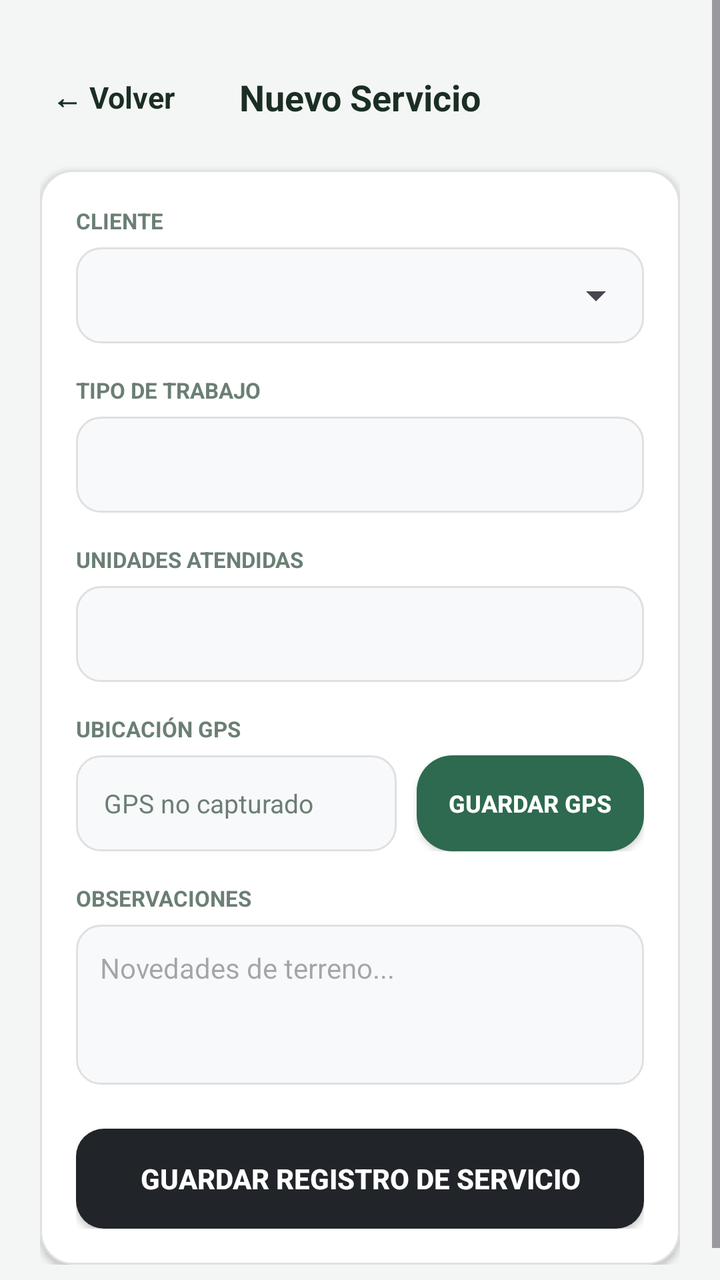
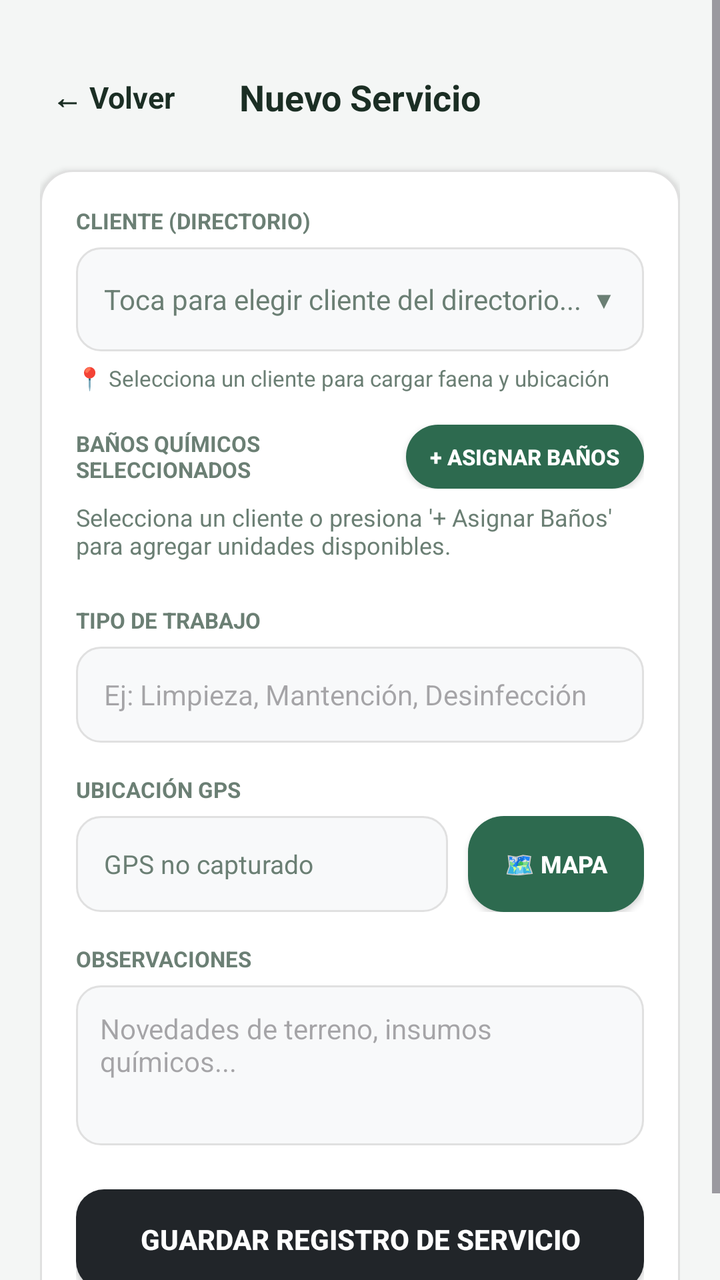

Before-and-after screenshots of an Android layout around one commit, followed by the original layout XML and the change that was made.
<!-- AndroidManifest.xml: application theme Theme.DesiertoTarapaca -->
<!-- res/layout/activity_registrar_servicio.xml -->
<?xml version="1.0" encoding="utf-8"?>
<ScrollView xmlns:android="http://schemas.android.com/apk/res/android"
    android:layout_width="match_parent"
    android:layout_height="match_parent"
    android:background="#F4F6F5"
    android:fillViewport="true">

    <LinearLayout
        android:layout_width="match_parent"
        android:layout_height="wrap_content"
        android:orientation="vertical"
        android:paddingHorizontal="20dp"
        android:paddingTop="32dp"
        android:paddingBottom="24dp">

        <RelativeLayout
            android:layout_width="match_parent"
            android:layout_height="wrap_content"
            android:layout_marginBottom="20dp">

            <TextView
                android:id="@+id/btnVolverRegistro"
                android:layout_width="wrap_content"
                android:layout_height="wrap_content"
                android:layout_alignParentStart="true"
                android:layout_centerVertical="true"
                android:padding="6dp"
                android:text="← Volver"
                android:textColor="@color/text_main"
                android:textSize="15sp"
                android:textStyle="bold" />

            <TextView
                android:layout_width="wrap_content"
                android:layout_height="wrap_content"
                android:layout_centerInParent="true"
                android:text="Nuevo Servicio"
                android:textColor="@color/text_main"
                android:textSize="18sp"
                android:textStyle="bold" />
        </RelativeLayout>

        <LinearLayout
            android:layout_width="match_parent"
            android:layout_height="wrap_content"
            android:background="@drawable/bg_white_card"
            android:elevation="2dp"
            android:orientation="vertical"
            android:padding="18dp">

            <TextView
                android:layout_width="wrap_content"
                android:layout_height="wrap_content"
                android:text="CLIENTE"
                android:textColor="@color/text_muted"
                android:textSize="11sp"
                android:textStyle="bold" />

            <FrameLayout
                android:layout_width="match_parent"
                android:layout_height="48dp"
                android:layout_marginTop="6dp"
                android:background="@drawable/bg_input_field">

                <Spinner
                    android:id="@+id/spnClienteServicio"
                    android:layout_width="match_parent"
                    android:layout_height="match_parent"
                    android:paddingHorizontal="8dp"
                    android:spinnerMode="dropdown" />
            </FrameLayout>

            <TextView
                android:layout_width="wrap_content"
                android:layout_height="wrap_content"
                android:layout_marginTop="16dp"
                android:text="TIPO DE TRABAJO"
                android:textColor="@color/text_muted"
                android:textSize="11sp"
                android:textStyle="bold" />

            <EditText
                android:id="@+id/etTipoTrabajo"
                android:layout_width="match_parent"
                android:layout_height="48dp"
                android:layout_marginTop="6dp"
                android:background="@drawable/bg_input_field"
                android:paddingHorizontal="14dp"
                android:textColor="@color/text_main"
                android:textSize="14sp" />

            <TextView
                android:layout_width="wrap_content"
                android:layout_height="wrap_content"
                android:layout_marginTop="16dp"
                android:text="UNIDADES ATENDIDAS"
                android:textColor="@color/text_muted"
                android:textSize="11sp"
                android:textStyle="bold" />

            <EditText
                android:id="@+id/etUnidadesAtendidas"
                android:layout_width="match_parent"
                android:layout_height="48dp"
                android:layout_marginTop="6dp"
                android:background="@drawable/bg_input_field"
                android:inputType="number"
                android:paddingHorizontal="14dp"
                android:textColor="@color/text_main"
                android:textSize="14sp" />

            <TextView
                android:layout_width="wrap_content"
                android:layout_height="wrap_content"
                android:layout_marginTop="16dp"
                android:text="UBICACIÓN GPS"
                android:textColor="@color/text_muted"
                android:textSize="11sp"
                android:textStyle="bold" />

            <LinearLayout
                android:layout_width="match_parent"
                android:layout_height="wrap_content"
                android:layout_marginTop="6dp"
                android:gravity="center_vertical"
                android:orientation="horizontal">

                <TextView
                    android:id="@+id/tvCoordenadasGps"
                    android:layout_width="0dp"
                    android:layout_height="48dp"
                    android:layout_weight="1"
                    android:background="@drawable/bg_input_field"
                    android:gravity="center_vertical"
                    android:paddingHorizontal="14dp"
                    android:text="GPS no capturado"
                    android:textColor="@color/text_muted"
                    android:textSize="13sp" />

                <androidx.appcompat.widget.AppCompatButton
                    android:id="@+id/btnCapturarGps"
                    android:layout_width="wrap_content"
                    android:layout_height="48dp"
                    android:layout_marginStart="10dp"
                    android:background="@drawable/bg_green_tile"
                    android:paddingHorizontal="16dp"
                    android:text="Guardar GPS"
                    android:textColor="@color/text_light"
                    android:textSize="12sp"
                    android:textStyle="bold" />
            </LinearLayout>

            <TextView
                android:layout_width="wrap_content"
                android:layout_height="wrap_content"
                android:layout_marginTop="16dp"
                android:text="OBSERVACIONES"
                android:textColor="@color/text_muted"
                android:textSize="11sp"
                android:textStyle="bold" />

            <EditText
                android:id="@+id/etObservaciones"
                android:layout_width="match_parent"
                android:layout_height="80dp"
                android:layout_marginTop="6dp"
                android:background="@drawable/bg_input_field"
                android:gravity="top|start"
                android:hint="Novedades de terreno..."
                android:padding="12dp"
                android:textColor="@color/text_main"
                android:textSize="14sp" />

            <androidx.appcompat.widget.AppCompatButton
                android:id="@+id/btnGuardarServicio"
                android:layout_width="match_parent"
                android:layout_height="50dp"
                android:layout_marginTop="22dp"
                android:background="@drawable/bg_btn_finalizar"
                android:text="Guardar Registro de Servicio"
                android:textColor="@color/text_light"
                android:textSize="14sp"
                android:textStyle="bold" />
        </LinearLayout>

    </LinearLayout>
</ScrollView>
<!-- resources referenced by this layout -->
<resources>
  <color name="text_light">#FFFFFF</color>
  <color name="text_main">#1B2E24</color>
  <color name="text_muted">#6B7F74</color>
  <!-- drawable bg_btn_finalizar (drawable) -->
  <?xml version="1.0" encoding="utf-8"?>
  <ripple xmlns:android="http://schemas.android.com/apk/res/android"
      android:color="#000000">
      <item>
          <shape android:shape="rectangle">
              <solid android:color="@color/btn_dark_close" />
              <corners android:radius="14dp" />
          </shape>
      </item>
  </ripple>
  <!-- drawable bg_green_tile (drawable) -->
  <?xml version="1.0" encoding="utf-8"?>
  <ripple xmlns:android="http://schemas.android.com/apk/res/android"
      android:color="@color/green_tile_pressed">
      <item>
          <shape android:shape="rectangle">
              <solid android:color="@color/green_tile" />
              <corners android:radius="18dp" />
          </shape>
      </item>
  </ripple>
  <!-- drawable bg_input_field (drawable) -->
  <?xml version="1.0" encoding="utf-8"?>
  <shape xmlns:android="http://schemas.android.com/apk/res/android"
      android:shape="rectangle">
      <solid android:color="#F8F9FA" />
      <stroke
          android:width="1dp"
          android:color="#E0E0E0" />
      <corners android:radius="12dp" />
  </shape>
  <!-- drawable bg_white_card (drawable) -->
  <?xml version="1.0" encoding="utf-8"?>
  <shape xmlns:android="http://schemas.android.com/apk/res/android"
      android:shape="rectangle">
      <solid android:color="@color/card_white" />
      <stroke android:width="1dp" android:color="@color/border_light" />
      <corners android:radius="16dp" />
  </shape>
  <style name="Theme.DesiertoTarapaca" parent="Base.Theme.DesiertoTarapaca" />
  <color name="btn_dark_close">#212529</color>
  <color name="green_tile_pressed">#1B4332</color>
  <color name="green_tile">#2D6A4F</color>
  <color name="card_white">#FFFFFF</color>
  <color name="border_light">#E0E0E0</color>
  <style name="Base.Theme.DesiertoTarapaca" parent="Theme.Material3.DayNight.NoActionBar">
          
          
      </style>
</resources>

<!-- the commit's change to res/layout/activity_registrar_servicio.xml (unified diff, before → after) -->
@@ -51,24 +51,92 @@
             <TextView
                 android:layout_width="wrap_content"
                 android:layout_height="wrap_content"
-                android:text="CLIENTE"
-                android:textColor="@color/text_muted"
-                android:textSize="11sp"
-                android:textStyle="bold" />
-
-            <FrameLayout
-                android:layout_width="match_parent"
-                android:layout_height="48dp"
-                android:layout_marginTop="6dp"
-                android:background="@drawable/bg_input_field">
-
-                <Spinner
-                    android:id="@+id/spnClienteServicio"
-                    android:layout_width="match_parent"
-                    android:layout_height="match_parent"
-                    android:paddingHorizontal="8dp"
-                    android:spinnerMode="dropdown" />
-            </FrameLayout>
+                android:text="CLIENTE (DIRECTORIO)"
+                android:textColor="@color/text_muted"
+                android:textSize="11sp"
+                android:textStyle="bold" />
+
+            <LinearLayout
+                android:id="@+id/btnSeleccionarClienteServicio"
+                android:layout_width="match_parent"
+                android:layout_height="52dp"
+                android:layout_marginTop="6dp"
+                android:background="@drawable/bg_input_field"
+                android:clickable="true"
+                android:focusable="true"
+                android:gravity="center_vertical"
+                android:orientation="horizontal"
+                android:paddingHorizontal="14dp">
+
+                <TextView
+                    android:id="@+id/tvClienteServicioTexto"
+                    android:layout_width="0dp"
+                    android:layout_height="wrap_content"
+                    android:layout_weight="1"
+                    android:text="Toca para elegir cliente del directorio..."
+                    android:textColor="@color/text_muted"
+                    android:textSize="14sp" />
+
+                <TextView
+                    android:layout_width="wrap_content"
+                    android:layout_height="wrap_content"
+                    android:text="▼"
+                    android:textColor="@color/text_muted"
+                    android:textSize="12sp" />
+            </LinearLayout>
+
+            <TextView
+                android:id="@+id/tvFaenaServicioInfo"
+                android:layout_width="match_parent"
+                android:layout_height="wrap_content"
+                android:layout_marginTop="6dp"
+                android:text="📍 Selecciona un cliente para cargar faena y ubicación"
+                android:textColor="@color/text_muted"
+                android:textSize="11sp" />
+
+            <LinearLayout
+                android:layout_width="match_parent"
+                android:layout_height="wrap_content"
+                android:layout_marginTop="16dp"
+                android:gravity="center_vertical"
+                android:orientation="horizontal">
+
+                <TextView
+                    android:layout_width="0dp"
+                    android:layout_height="wrap_content"
+                    android:layout_weight="1"
+                    android:text="BAÑOS QUÍMICOS SELECCIONADOS"
+                    android:textColor="@color/text_muted"
+                    android:textSize="11sp"
+                    android:textStyle="bold" />
+
+                <androidx.appcompat.widget.AppCompatButton
+                    android:id="@+id/btnAgregarBanosServicio"
+                    android:layout_width="wrap_content"
+                    android:layout_height="32dp"
+                    android:background="@drawable/bg_green_tile"
+                    android:paddingHorizontal="12dp"
+                    android:text="+ Asignar Baños"
+                    android:textColor="@color/text_light"
+                    android:textSize="11sp"
+                    android:textStyle="bold" />
+            </LinearLayout>
+
+            <TextView
+                android:id="@+id/tvAvisoSinBanos"
+                android:layout_width="match_parent"
+                android:layout_height="wrap_content"
+                android:layout_marginTop="6dp"
+                android:text="Selecciona un cliente o presiona '+ Asignar Baños' para agregar unidades disponibles."
+                android:textColor="@color/text_muted"
+                android:textSize="12sp" />
+
+            <LinearLayout
+                android:id="@+id/contenedorChecksBanos"
+                android:layout_width="match_parent"
+                android:layout_height="wrap_content"
+                android:layout_marginTop="6dp"
+                android:orientation="vertical" />
 
             <TextView
                 android:layout_width="wrap_content"
@@ -85,26 +153,8 @@
                 android:layout_height="48dp"
                 android:layout_marginTop="6dp"
                 android:background="@drawable/bg_input_field"
-                android:paddingHorizontal="14dp"
-                android:textColor="@color/text_main"
-                android:textSize="14sp" />
-
-            <TextView
-                android:layout_width="wrap_content"
-                android:layout_height="wrap_content"
-                android:layout_marginTop="16dp"
-                android:text="UNIDADES ATENDIDAS"
-                android:textColor="@color/text_muted"
-                android:textSize="11sp"
-                android:textStyle="bold" />
-
-            <EditText
-                android:id="@+id/etUnidadesAtendidas"
-                android:layout_width="match_parent"
-                android:layout_height="48dp"
-                android:layout_marginTop="6dp"
-                android:background="@drawable/bg_input_field"
-                android:inputType="number"
+                android:hint="Ej: Limpieza, Mantención, Desinfección"
+                android:inputType="textCapSentences"
                 android:paddingHorizontal="14dp"
                 android:textColor="@color/text_main"
                 android:textSize="14sp" />
@@ -143,8 +193,8 @@
                     android:layout_height="48dp"
                     android:layout_marginStart="10dp"
                     android:background="@drawable/bg_green_tile"
-                    android:paddingHorizontal="16dp"
-                    android:text="Guardar GPS"
+                    android:paddingHorizontal="14dp"
+                    android:text="🗺️ Mapa"
                     android:textColor="@color/text_light"
                     android:textSize="12sp"
                     android:textStyle="bold" />
@@ -166,7 +216,7 @@
                 android:layout_marginTop="6dp"
                 android:background="@drawable/bg_input_field"
                 android:gravity="top|start"
-                android:hint="Novedades de terreno..."
+                android:hint="Novedades de terreno, insumos químicos..."
                 android:padding="12dp"
                 android:textColor="@color/text_main"
                 android:textSize="14sp" />
